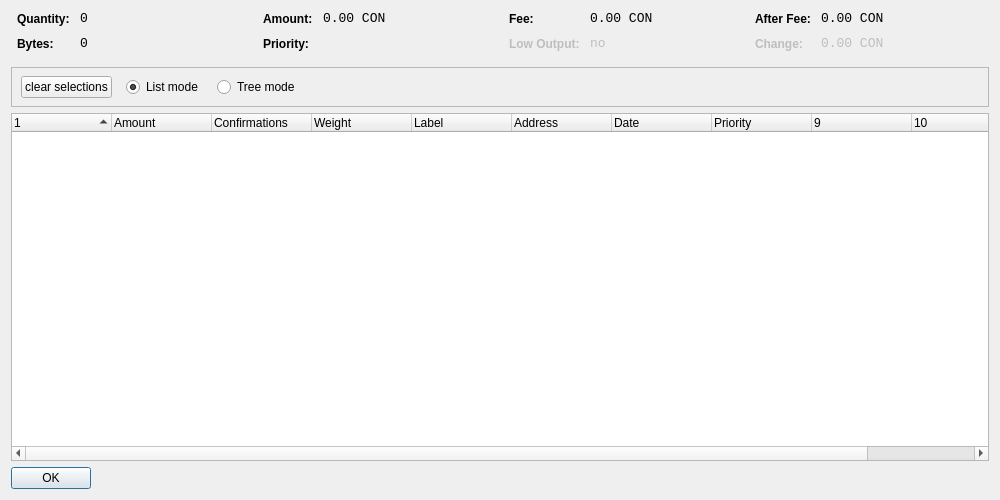
Above: src/qt/forms/coincontroldialog.ui from prodigal-son/DigitalGold before the change. Below: the same form after it.
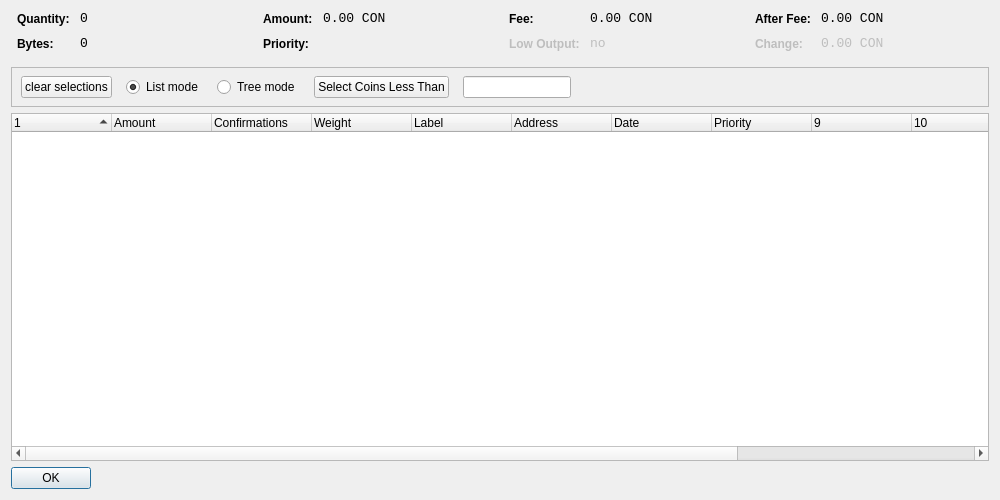
That is the form after the change. Custom widgets are drawn as their Qt base class.

Commit message: Select Blocks less than, image fix, link fix

```diff
--- a/src/qt/forms/coincontroldialog.ui
+++ b/src/qt/forms/coincontroldialog.ui
@@ -425,6 +425,32 @@
          </property>
         </widget>
        </item>
+       <item>
+        <widget class="QPushButton" name="pushButtonCustomCC">
+         <property name="text">
+          <string>Select Coins Less Than</string>
+         </property>
+        </widget>
+       </item>
+       <item>
+        <widget class="QLineEdit" name="lineEditCustomCC">
+         <property name="enabled">
+          <bool>true</bool>
+         </property>
+         <property name="sizePolicy">
+          <sizepolicy hsizetype="Fixed" vsizetype="Fixed">
+           <horstretch>0</horstretch>
+           <verstretch>0</verstretch>
+          </sizepolicy>
+         </property>
+         <property name="baseSize">
+          <size>
+           <width>50</width>
+           <height>0</height>
+          </size>
+         </property>
+        </widget>
+       </item>
        <item>
         <spacer name="horizontalSpacer">
          <property name="orientation">
@@ -451,7 +477,7 @@
       <bool>false</bool>
      </property>
      <property name="columnCount">
-      <number>11</number>
+      <number>13</number>
      </property>
      <attribute name="headerShowSortIndicator" stdset="0">
       <bool>true</bool>
```
The commit also changes 6 other files.
